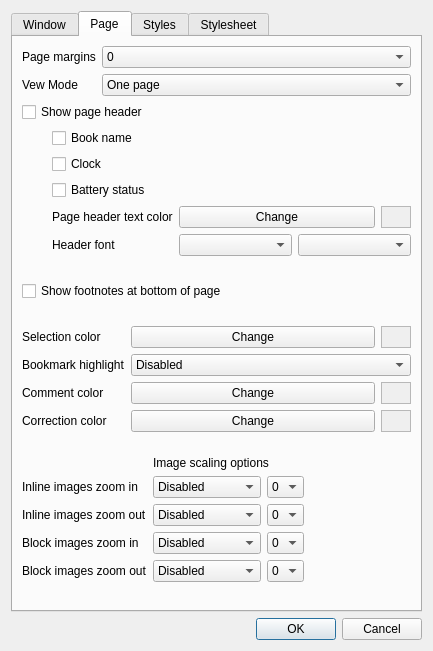
First picture: the form in cr3qt/src/settings.ui, repository EXL/coolreader, before the edit.
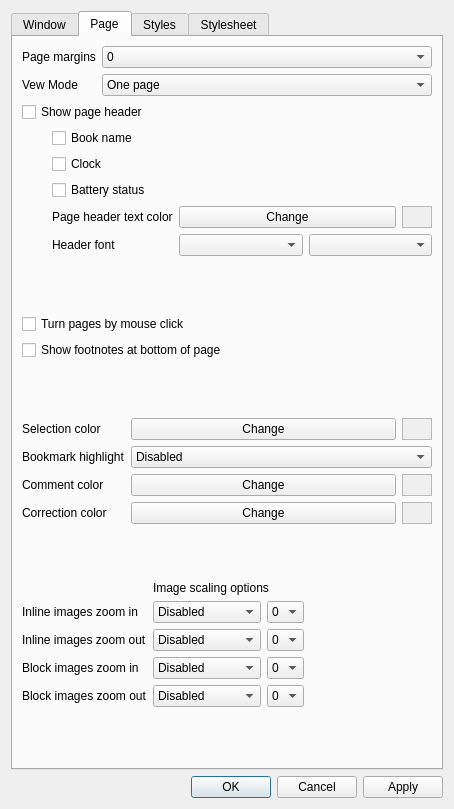
Second picture: the form after the edit. The open tabs and pages were chosen to show the change. Icons and pictures are not drawn. Custom widgets are drawn as their Qt base class.

```diff
--- a/cr3qt/src/settings.ui
+++ b/cr3qt/src/settings.ui
@@ -9,8 +9,8 @@
    <rect>
     <x>0</x>
     <y>0</y>
-    <width>433</width>
-    <height>651</height>
+    <width>454</width>
+    <height>809</height>
    </rect>
   </property>
   <property name="sizePolicy">
@@ -505,6 +505,13 @@
            </property>
           </spacer>
          </item>
+         <item>
+          <widget class="QCheckBox" name="cbTurnPageMouse">
+           <property name="text">
+            <string>Turn pages by mouse click</string>
+           </property>
+          </widget>
+         </item>
          <item>
           <widget class="QCheckBox" name="cbShowFootNotes">
            <property name="text">
@@ -1791,7 +1798,7 @@
       <enum>Qt::Horizontal</enum>
      </property>
      <property name="standardButtons">
-      <set>QDialogButtonBox::Cancel|QDialogButtonBox::Ok</set>
+      <set>QDialogButtonBox::Apply|QDialogButtonBox::Cancel|QDialogButtonBox::Ok</set>
      </property>
     </widget>
    </item>
```
Left out of the diff: 4 changed lines with no effect on the pictures.
